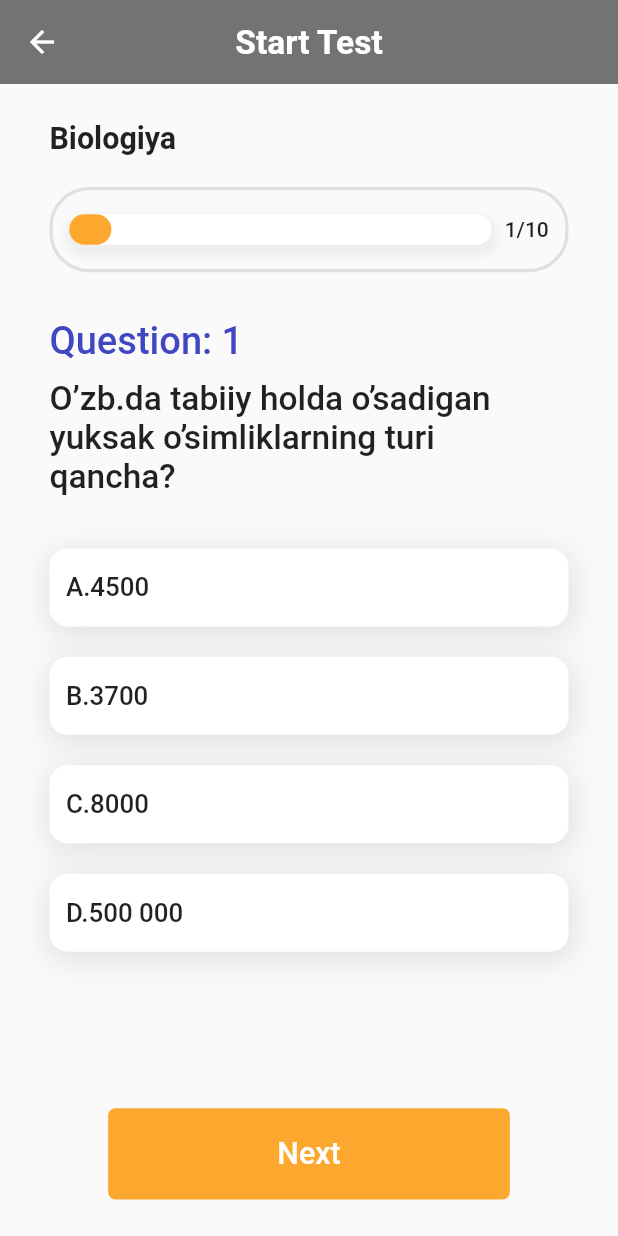
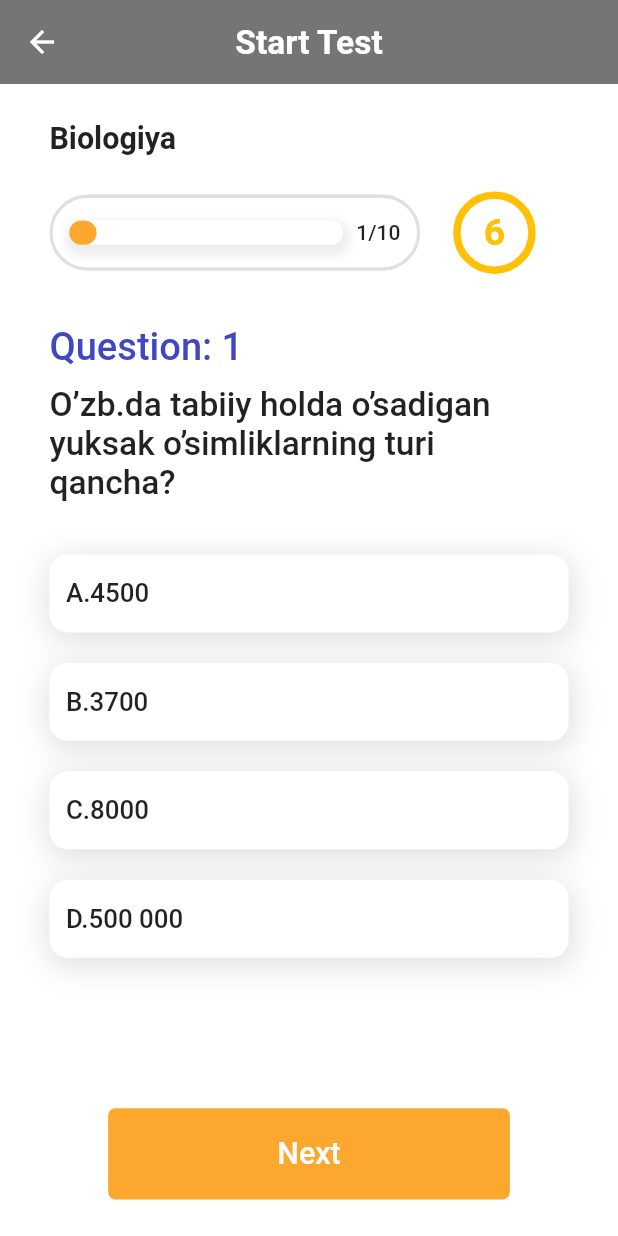
Before and after one commit to bahromnematov/quiz_app_flutter, a Flutter app: the screen it shows after launch, after a tap on "Skip", after a tap on "Biologiya", on a phone screen of 412 x 824 dp. Run offline on Flutter 3.47's test engine with Material 2 defaults, Android fonts, the phone set to English and light mode, and no system bars; drawn by our look-alikes of circular_countdown_timer; our stand-ins replace flutter_screenutil, flutter_svg, fluttertoast, lottie, shared_preferences.

Commit message:
update timer quiz screen

```diff
--- a/lib/main.dart
+++ b/lib/main.dart
@@ -9,7 +9,6 @@ final GlobalKey<NavigatorState> navigatorKey = GlobalKey<NavigatorState>();
 void main() async {
   WidgetsFlutterBinding.ensureInitialized();
   SharedPreferences prefs = await SharedPreferences.getInstance();
-
   bool showIntro = prefs.getBool('showIntro') ?? true;
 
   runApp(MyApp(showIntro: showIntro));
--- a/lib/screens/quiz_screen.dart
+++ b/lib/screens/quiz_screen.dart
@@ -1,3 +1,4 @@
+import 'package:circular_countdown_timer/circular_countdown_timer.dart';
 import 'package:flutter/material.dart';
 import 'package:flutter/services.dart';
 import 'package:flutter_screenutil/flutter_screenutil.dart';
@@ -11,6 +12,9 @@ import '../model/quiz_data.dart';
 import '../widgets/variant_item.dart';
 
 class QuizScreen extends StatefulWidget {
+
+
+
   final List<QuizData> quizList;
   final String quizName;
 
@@ -27,10 +31,16 @@ class _QuizScreenState extends State<QuizScreen> {
   String selectedVariant = "";
   List<bool> choseAnswers = [];
   int trueQuestionCount = 0;
+  final CountDownController _controller = CountDownController();
+
+  final int duration = 6;
+
+
 
   @override
   Widget build(BuildContext context) {
     return Scaffold(
+      backgroundColor: Colors.white,
       appBar: AppBar(
         backgroundColor: Colors.black54,
         systemOverlayStyle: const SystemUiOverlayStyle(
@@ -75,8 +85,14 @@ class _QuizScreenState extends State<QuizScreen> {
                   height: 20.h,
                 ),
                 Container(
+                  height: 60.h,
+                  child: Row(
+                    children: [
+                      Expanded(
+                        flex: 5,
+                        child: Container(
                         padding: EdgeInsets.symmetric(horizontal: 10.w),
-                  height: 56.h,
+                        height: 50.h,
                         decoration: BoxDecoration(
                             border:
                             Border.all(color: Colors.grey.shade300, width: 2.w),
@@ -85,7 +101,7 @@ class _QuizScreenState extends State<QuizScreen> {
                           children: [
                             Expanded(
                               child: Container(
-                          height: 20.h,
+                                height: 16.h,
                                 decoration: BoxDecoration(
                                   color: Colors.white,
                                   boxShadow: [
@@ -124,6 +140,51 @@ class _QuizScreenState extends State<QuizScreen> {
                               "$expandableValue/${widget.quizList.length}",
                               style: const TextStyle(fontWeight: FontWeight.w500),
                             ),
+                          ],
+                        ),
+                      ),),
+                      Expanded(
+                        flex: 2,
+                          child:  CircularCountDownTimer(
+                            width: 50,
+                            height: 50,
+                            duration: duration,
+                            fillColor: Colors.white,
+                            ringColor: Colors.amber,
+                            textStyle: const TextStyle(
+                              fontSize: 25,
+                              color: Colors.amber,
+                              fontWeight: FontWeight.bold,
+                            ),
+                            autoStart: true,
+                            isReverse: true,
+                            controller: _controller,
+                            onComplete: () {
+                              if (currentQuestionIndex < 9&&selectedVariant=="") {
+                                setState(() {
+                                  choseAnswers.add(false);
+                                  expandableValue++;
+                                  currentQuestionIndex++;
+                                });
+                                _controller.restart();
+                              } else {
+                                // Navigator.pop(context);
+                                // Navigator.pop(context);
+                                Navigator.pushReplacement(context,
+                                    MaterialPageRoute(
+                                        builder: (BuildContext context) {
+                                          return ResultScreen(
+                                            totalQuestionCount: widget.quizList.length,
+                                            trueQuestionCount: trueQuestionCount,
+                                            answers: choseAnswers,
+                                            percentage: trueQuestionCount /
+                                                widget.quizList.length *
+                                                100,
+                                          );
+                                        }));
+                              }
+                            },
+                          ),)
                     ],
                   ),
                 ),
@@ -198,6 +259,7 @@ class _QuizScreenState extends State<QuizScreen> {
                   child: MyButton(
                     buttonText: 'Next',
                     onTap: () {
+                      _controller.restart();
                       setState(() {
                         if (selectedVariant != "") {
                           if (currentQuestionIndex + 1 <
@@ -215,6 +277,7 @@ class _QuizScreenState extends State<QuizScreen> {
                             selectedVariant = "";
                           } else if (currentQuestionIndex + 1 ==
                               widget.quizList.length) {
+
                             if (selectedVariant ==
                                 widget.quizList[currentQuestionIndex]
                                     .trueAnswer) {
--- a/pubspec.yaml
+++ b/pubspec.yaml
@@ -24,6 +24,7 @@ dependencies:
   lottie: ^1.3.0
   flutter_screenutil: ^5.5.3+2
   shared_preferences: ^2.2.2
+  circular_countdown_timer: ^0.2.1
 
 
 dev_dependencies:
```
Also changed, not shown: pubspec.lock. Lines whose indentation alone changed are shown as unchanged.
